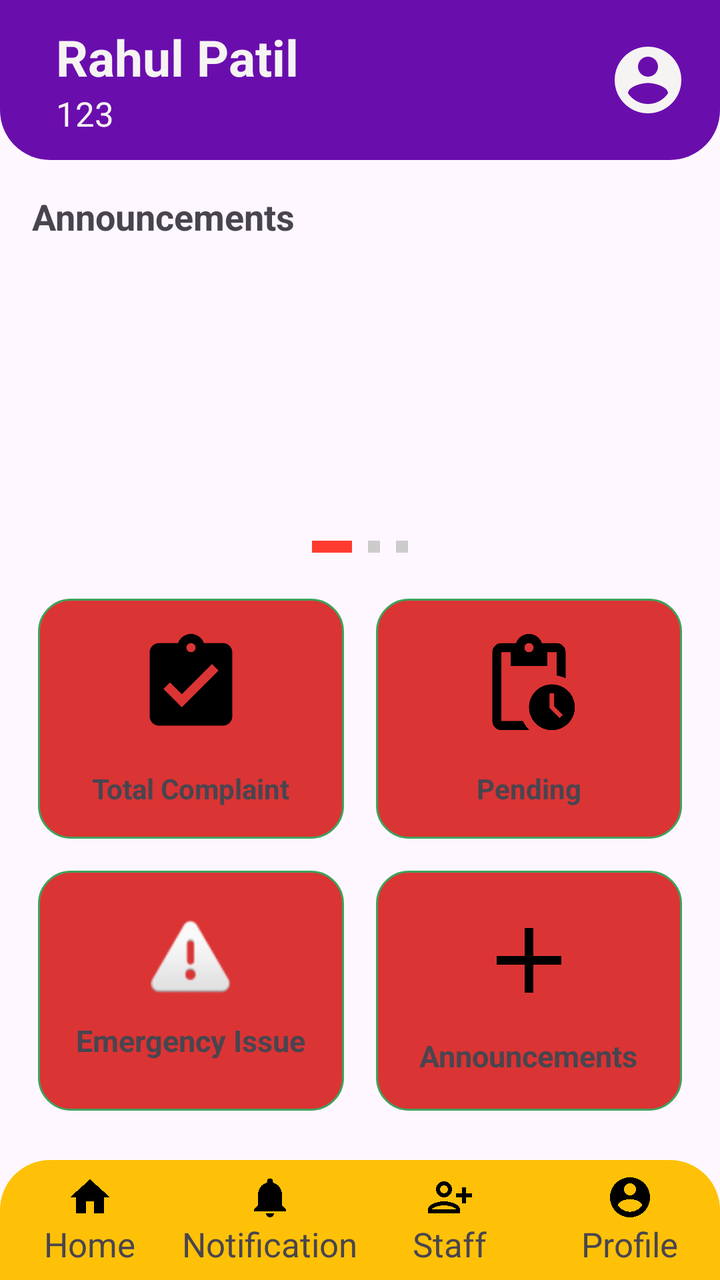
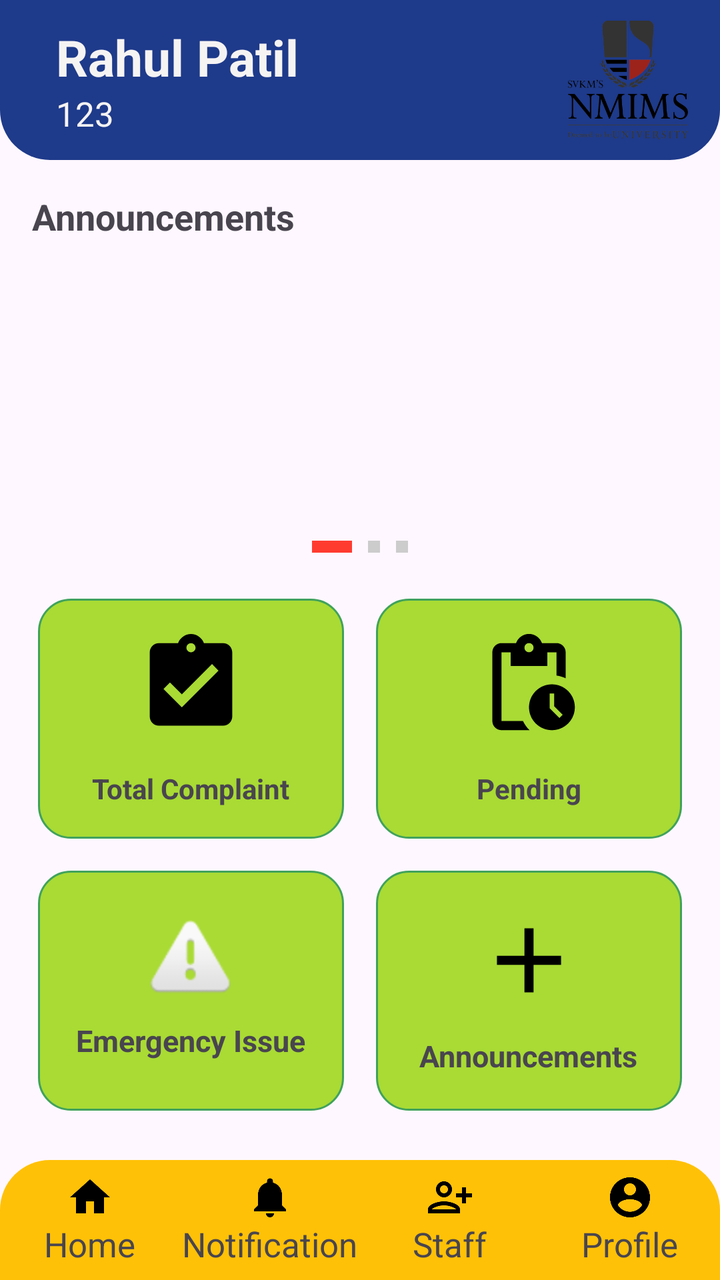

The first picture is an Android layout as it rendered before a commit; the second is the same layout after the commit. The layout source and the unified diff follow.
<!-- AndroidManifest.xml: application theme Theme.HostelComplaintApp -->
<!-- res/layout/activity_home_page_warden.xml -->
<?xml version="1.0" encoding="utf-8"?>
<LinearLayout xmlns:android="http://schemas.android.com/apk/res/android"
    xmlns:app="http://schemas.android.com/apk/res-auto"
    android:id="@+id/main"
    android:layout_width="match_parent"
    android:layout_height="match_parent"
    android:orientation="vertical">

    


    <androidx.appcompat.widget.Toolbar
        android:id="@+id/toolbar"
        android:layout_width="match_parent"
        android:layout_height="80dp"
        android:background="@drawable/toolbar_bg">

        <LinearLayout
            android:layout_width="match_parent"
            android:layout_height="match_parent"
            android:orientation="horizontal"
            android:gravity="center_vertical"
            android:paddingStart="12dp"
            android:paddingEnd="16dp">

            
            <LinearLayout
                android:layout_width="0dp"
                android:layout_height="wrap_content"
                android:layout_weight="1"
                android:orientation="vertical">

                
                <TextView
                    android:id="@+id/tv1WardenName"
                    android:layout_width="wrap_content"
                    android:layout_height="wrap_content"
                    android:text="Rahul Patil"
                    android:textColor="@color/white"
                    android:textSize="25dp"
                    android:textStyle="bold"/>

                
                <TextView
                    android:id="@+id/tv2WardenId"
                    android:layout_width="wrap_content"
                    android:layout_height="wrap_content"
                    android:text="123"
                    android:textColor="@color/white"
                    android:textSize="17sp"/>

            </LinearLayout>

            
            <ImageView
                android:layout_width="40dp"
                android:layout_height="40dp"
                android:id="@+id/imgProfile1"
                android:src="@drawable/baseline_account_circle_24"
                app:tint="@color/white"/>

        </LinearLayout>

    </androidx.appcompat.widget.Toolbar>

    

    

    <TextView
        android:layout_width="wrap_content"
        android:layout_height="wrap_content"
        android:text="Announcements"
        android:textSize="18sp"
        android:textStyle="bold"
        android:layout_marginStart="16dp"
        android:layout_marginTop="16dp"/>

    <androidx.viewpager2.widget.ViewPager2
        android:id="@+id/viewPagerAnnouncements"
        android:layout_width="match_parent"
        android:layout_height="130dp"
        android:layout_marginTop="10dp"/>

    <LinearLayout
        android:id="@+id/dotsLayout"
        android:layout_width="match_parent"
        android:layout_height="wrap_content"
        android:gravity="center"
        android:layout_marginTop="6dp"
        android:orientation="horizontal">

        <View
            android:id="@+id/dot1"
            android:layout_width="20dp"
            android:layout_height="6dp"
            android:background="#FF3B30"
            android:layout_margin="4dp"/>

        <View
            android:id="@+id/dot2"
            android:layout_width="6dp"
            android:layout_height="6dp"
            android:background="#CCCCCC"
            android:layout_margin="4dp"/>

        <View
            android:id="@+id/dot3"
            android:layout_width="6dp"
            android:layout_height="6dp"
            android:background="#CCCCCC"
            android:layout_margin="4dp"/>

    </LinearLayout>







    
    <LinearLayout
        android:layout_width="match_parent"
        android:layout_height="0dp"
        android:layout_weight="1"
        android:orientation="vertical"
        android:padding="11dp"
        android:textAlignment="center">


        
        <LinearLayout
            android:layout_width="match_parent"
            android:layout_height="wrap_content"
            android:orientation="horizontal"
            android:weightSum="2">

            <LinearLayout
                android:id="@+id/cardtotalcomplaint"
                android:layout_width="0dp"
                android:layout_height="120dp"
                android:layout_margin="8dp"
                android:layout_weight="1"
                android:background="@drawable/rounded_bg"
                android:gravity="center"
                android:orientation="vertical">

                <ImageView
                    android:layout_width="55dp"
                    android:layout_height="55dp"
                    android:contentDescription="icon"
                    android:src="@drawable/baseline_assignment_turned_in_24" />

                <TextView
                    android:layout_width="wrap_content"
                    android:layout_height="wrap_content"
                    android:layout_marginTop="15dp"
                    android:text="Total Complaint"
                    android:textStyle="bold" />
            </LinearLayout>

            <LinearLayout
                android:id="@+id/cardpending"
                android:layout_width="0dp"
                android:layout_height="120dp"
                android:layout_margin="8dp"
                android:layout_weight="1"
                android:background="@drawable/rounded_bg"
                android:gravity="center"
                android:orientation="vertical">

                <ImageView
                    android:layout_width="55dp"
                    android:layout_height="55dp"
                    android:contentDescription="icon"
                    android:src="@drawable/baseline_pending_actions_24" />

                <TextView
                    android:layout_width="wrap_content"
                    android:layout_height="wrap_content"
                    android:layout_marginTop="15dp"
                    android:text="Pending"
                    android:textStyle="bold" />
            </LinearLayout>

        </LinearLayout>

        
        <LinearLayout
            android:layout_width="match_parent"
            android:layout_height="wrap_content"
            android:orientation="horizontal"
            android:weightSum="2">

            <LinearLayout
                android:id="@+id/cardemergencyissue"
                android:layout_width="0dp"
                android:layout_height="120dp"
                android:layout_margin="8dp"
                android:layout_weight="1"
                android:background="@drawable/rounded_bg"
                android:gravity="center"
                android:orientation="vertical">

                <ImageView
                    android:layout_width="40dp"
                    android:layout_height="40dp"
                    android:contentDescription="icon"
                    android:src="@android:drawable/ic_dialog_alert" />

                <TextView
                    android:layout_width="wrap_content"
                    android:layout_height="wrap_content"
                    android:layout_marginTop="10dp"
                    android:text="Emergency Issue"
                    android:textSize="15dp"
                    android:textStyle="bold" />
            </LinearLayout>

            <LinearLayout
                android:id="@+id/cardAnnouncement"
                android:layout_width="0dp"
                android:layout_height="120dp"
                android:layout_margin="8dp"
                android:layout_weight="1"
                android:background="@drawable/rounded_bg"
                android:clickable="true"
                android:focusable="true"
                android:gravity="center"
                android:orientation="vertical">

                <ImageView
                    android:layout_width="55dp"
                    android:layout_height="55dp"
                    android:contentDescription="icon"
                    android:src="@drawable/baseline_add_24" />

                <TextView
                    android:layout_width="wrap_content"
                    android:layout_height="wrap_content"
                    android:layout_marginTop="10dp"
                    android:text="Announcements"
                    android:textSize="15dp"
                    android:textStyle="bold" />
            </LinearLayout>

        </LinearLayout>

    </LinearLayout>


    


    <LinearLayout
        android:layout_width="match_parent"
        android:layout_height="60dp"
        android:orientation="horizontal"
        android:background="@drawable/bottom_nav_bg"
        android:weightSum="4">

        
        <LinearLayout
            android:layout_width="0dp"
            android:layout_height="match_parent"
            android:layout_weight="1"
            android:gravity="center"
            android:orientation="vertical">


            <ImageView
                android:layout_width="24dp"
                android:layout_height="24dp"
                android:src="@drawable/baseline_home_24"/>

            <TextView
                android:layout_width="wrap_content"
                android:layout_height="wrap_content"
                android:text="Home"
                android:textSize="17dp"/>
        </LinearLayout>


        <LinearLayout
            android:layout_width="0dp"
            android:layout_height="match_parent"
            android:layout_weight="1"
            android:gravity="center"
            android:orientation="vertical">

            <ImageView
                android:id="@+id/imgnotification"
                android:layout_width="24dp"
                android:layout_height="24dp"
                android:src="@drawable/baseline_notifications_24"/>

            <TextView
                android:layout_width="wrap_content"
                android:layout_height="wrap_content"
                android:text="Notification"
                android:textSize="17dp"/>
        </LinearLayout>

        <LinearLayout
            android:layout_width="0dp"
            android:layout_height="match_parent"
            android:layout_weight="1"
            android:gravity="center"
            android:orientation="vertical">

            <ImageView
                android:layout_width="24dp"
                android:layout_height="24dp"
                android:id="@+id/staff_manage"
                android:src="@drawable/baseline_person_add_alt_24"/>

            <TextView
                android:layout_width="wrap_content"
                android:layout_height="wrap_content"
                android:text="Staff"
                android:textSize="17dp"/>
        </LinearLayout>

        <LinearLayout
            android:layout_width="0dp"
            android:layout_height="match_parent"
            android:layout_weight="1"
            android:gravity="center"
            android:orientation="vertical">

            <ImageView
                android:layout_width="24dp"
                android:id="@+id/imgprof"
                android:layout_height="24dp"
                android:src="@drawable/baseline_account_circle_24"/>

            <TextView
                android:layout_width="wrap_content"
                android:layout_height="wrap_content"
                android:text="Profile"
                android:textSize="17dp"/>
        </LinearLayout>


        



    </LinearLayout>




</LinearLayout>
<!-- resources referenced by this layout -->
<resources>
  <color name="white">#F6F3F3</color>
  <!-- drawable baseline_account_circle_24 (drawable) -->
  <vector xmlns:android="http://schemas.android.com/apk/res/android" android:height="24dp" android:tint="#000000" android:viewportHeight="24" android:viewportWidth="24" android:width="24dp">
        
      <path android:fillColor="@android:color/white" android:pathData="M12,2C6.48,2 2,6.48 2,12s4.48,10 10,10 10,-4.48 10,-10S17.52,2 12,2zM12,5c1.66,0 3,1.34 3,3s-1.34,3 -3,3 -3,-1.34 -3,-3 1.34,-3 3,-3zM12,19.2c-2.5,0 -4.71,-1.28 -6,-3.22 0.03,-1.99 4,-3.08 6,-3.08 1.99,0 5.97,1.09 6,3.08 -1.29,1.94 -3.5,3.22 -6,3.22z"/>
      
  </vector>
  <!-- drawable baseline_add_24 (drawable) -->
  <vector xmlns:android="http://schemas.android.com/apk/res/android" android:height="24dp" android:tint="#000000" android:viewportHeight="24" android:viewportWidth="24" android:width="24dp">
        
      <path android:fillColor="@android:color/white" android:pathData="M19,13h-6v6h-2v-6H5v-2h6V5h2v6h6v2z"/>
      
  </vector>
  <!-- drawable baseline_home_24 (drawable) -->
  <vector xmlns:android="http://schemas.android.com/apk/res/android" android:height="24dp" android:tint="#000000" android:viewportHeight="24" android:viewportWidth="24" android:width="24dp">
        
      <path android:fillColor="@android:color/white" android:pathData="M10,20v-6h4v6h5v-8h3L12,3 2,12h3v8z"/>
      
  </vector>
  <!-- drawable baseline_notifications_24 (drawable) -->
  <vector xmlns:android="http://schemas.android.com/apk/res/android" android:height="24dp" android:tint="#000000" android:viewportHeight="24" android:viewportWidth="24" android:width="24dp">
        
      <path android:fillColor="@android:color/white" android:pathData="M12,22c1.1,0 2,-0.9 2,-2h-4c0,1.1 0.89,2 2,2zM18,16v-5c0,-3.07 -1.64,-5.64 -4.5,-6.32L13.5,4c0,-0.83 -0.67,-1.5 -1.5,-1.5s-1.5,0.67 -1.5,1.5v0.68C7.63,5.36 6,7.92 6,11v5l-2,2v1h16v-1l-2,-2z"/>
      
  </vector>
  <!-- drawable baseline_person_add_alt_24 (drawable) -->
  <vector xmlns:android="http://schemas.android.com/apk/res/android" android:height="24dp" android:tint="#000000" android:viewportHeight="24" android:viewportWidth="24" android:width="24dp">
        
      <path android:fillColor="@android:color/white" android:pathData="M13,8c0,-2.21 -1.79,-4 -4,-4S5,5.79 5,8s1.79,4 4,4S13,10.21 13,8zM11,8c0,1.1 -0.9,2 -2,2S7,9.1 7,8s0.9,-2 2,-2S11,6.9 11,8zM1,18v2h16v-2c0,-2.66 -5.33,-4 -8,-4S1,15.34 1,18zM3,18c0.2,-0.71 3.3,-2 6,-2c2.69,0 5.78,1.28 6,2H3zM20,15v-3h3v-2h-3V7h-2v3h-3v2h3v3H20z"/>
      
  </vector>
  <!-- drawable bottom_nav_bg (drawable) -->
  <?xml version="1.0" encoding="utf-8"?>
  <shape xmlns:android="http://schemas.android.com/apk/res/android">
  
      
      <solid android:color="#FFC107"/>
  
      
      <corners
          android:topLeftRadius="25dp"
          android:topRightRadius="25dp"
          android:bottomLeftRadius="0dp"
          android:bottomRightRadius="0dp"/>
  
  </shape>
  <!-- drawable rounded_bg (drawable) -->
  <?xml version="1.0" encoding="utf-8"?>
  <shape xmlns:android="http://schemas.android.com/apk/res/android">
  
      
      <solid android:color="#DB3434"/>
  
      
      <corners android:radius="16dp"/>
  
      
      <stroke
          android:width="1dp"
          android:color="#40A25C"/>
  
  
  </shape>
  <!-- drawable toolbar_bg (drawable) -->
  <?xml version="1.0" encoding="utf-8"?>
  <shape xmlns:android="http://schemas.android.com/apk/res/android">
  
      <solid android:color="@color/purple"/>
  
      <corners
          android:topLeftRadius="0dp"
          android:topRightRadius="0dp"
          android:bottomLeftRadius="25dp"
          android:bottomRightRadius="25dp"/>
  
  </shape>
  <style name="Theme.HostelComplaintApp" parent="Base.Theme.HostelComplaintApp" />
  <color name="purple">#6A0DAD</color>
  <style name="Base.Theme.HostelComplaintApp" parent="Theme.Material3.DayNight.NoActionBar">
          
          
      </style>
  <!-- unchanged entries left out for length: 2 -->
</resources>

<!-- the commit's change to res/layout/activity_home_page_warden.xml (unified diff, before → after) -->
@@ -53,11 +53,10 @@
 
             
             <ImageView
-                android:layout_width="40dp"
-                android:layout_height="40dp"
+                android:layout_width="60dp"
+                android:layout_height="60dp"
                 android:id="@+id/imgProfile1"
-                android:src="@drawable/baseline_account_circle_24"
-                app:tint="@color/white"/>
+                android:src="@drawable/nmm"/>
 
         </LinearLayout>
 
<!-- resource entries referenced after the edit -->
@@ -46,12 +46,13 @@
           android:bottomRightRadius="0dp"/>
   
   </shape>
+  <!-- drawable nmm: png bitmap (drawable, 28044 bytes) -->
   <!-- drawable rounded_bg (drawable) -->
   <?xml version="1.0" encoding="utf-8"?>
   <shape xmlns:android="http://schemas.android.com/apk/res/android">
   
       
-      <solid android:color="#DB3434"/>
+      <solid android:color="#A9DB34"/>
   
       
       <corners android:radius="16dp"/>
@@ -67,7 +68,7 @@
   <?xml version="1.0" encoding="utf-8"?>
   <shape xmlns:android="http://schemas.android.com/apk/res/android">
   
-      <solid android:color="@color/purple"/>
+      <solid android:color="#1E3A8A"/>
   
       <corners
           android:topLeftRadius="0dp"
@@ -77,7 +78,6 @@
   
   </shape>
   <style name="Theme.HostelComplaintApp" parent="Base.Theme.HostelComplaintApp" />
-  <color name="purple">#6A0DAD</color>
   <style name="Base.Theme.HostelComplaintApp" parent="Theme.Material3.DayNight.NoActionBar">
           
           
